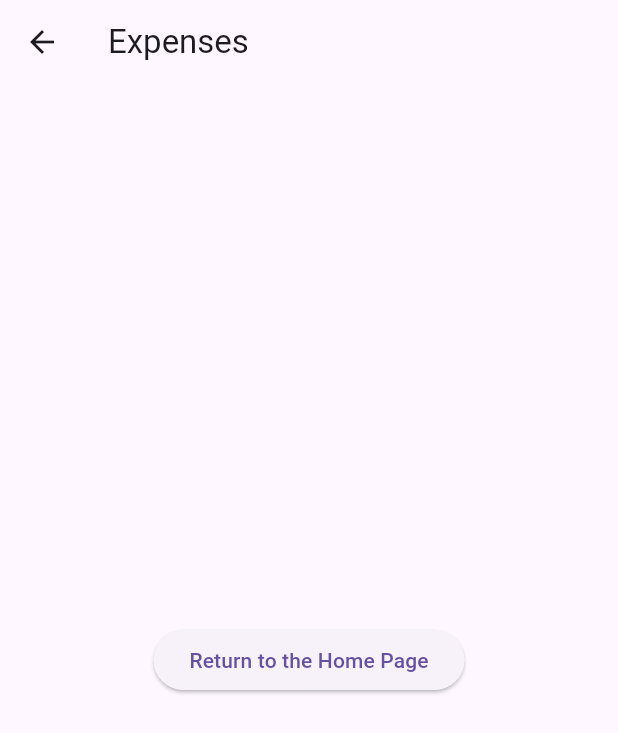
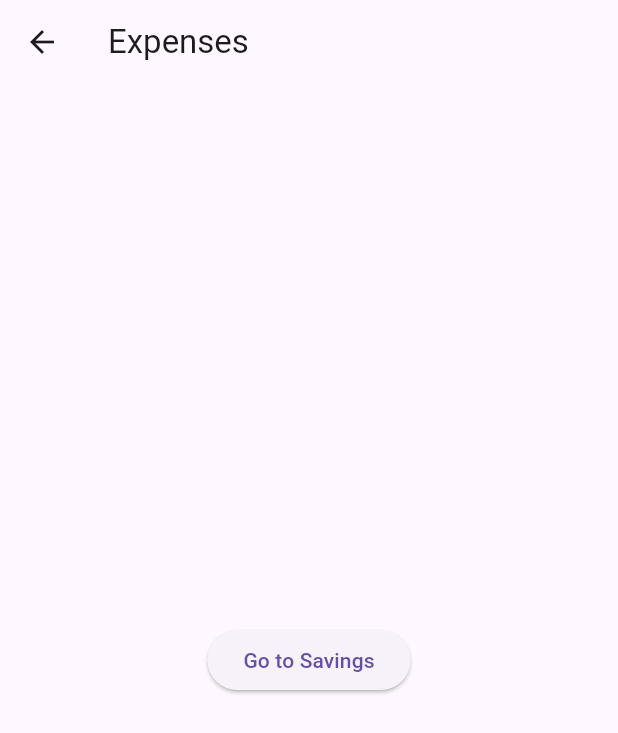
Before and after one commit to antonioIannotta/PersonalFinance, a Flutter app: the Expense screen opened by its route, on a phone screen of 412 x 824 dp. Shown: the top 733 px of the screen. Run offline on Flutter 3.47's test engine with Material 3 defaults, Android fonts, the phone set to English and light mode, and no system bars; missing offline and left inert: dart:ffi, mongo_dart.

Commit message:
feat: routing implemented

```diff
--- a/lib/main.dart
+++ b/lib/main.dart
@@ -22,7 +22,7 @@ class MyApp extends StatelessWidget {
         '/': (context) =>  const HomePage(),
         '/income': (context) =>  const Income(),
         '/expenses': (context) => const Expense(),
-        //'/savings': (context) => const Savings(),
+        '/savings': (context) => const Saving(),
       },
     );
   }
--- a/lib/widgets/expense.dart
+++ b/lib/widgets/expense.dart
@@ -11,9 +11,9 @@ class Expense extends StatelessWidget {
         child: ElevatedButton(
           onPressed: () {
             // Navigate to the second screen using a named route.
-            Navigator.pushNamed(context, '/');
+            Navigator.pushNamed(context, '/saving');
           },
-        child: const Text("Return to the Home Page")
+        child: const Text("Go to Savings")
         )
       )
     );
```
Also changed, not shown: lib/widgets/savings.dart (+21 -0 lines).
